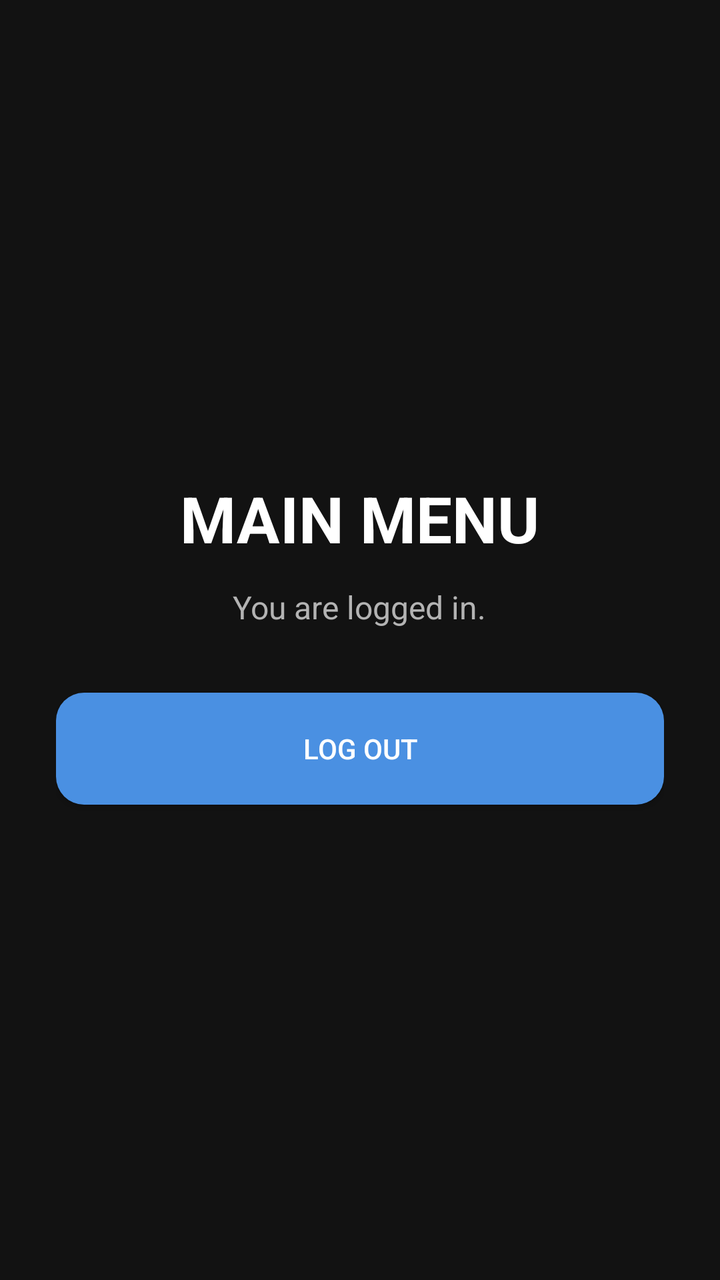
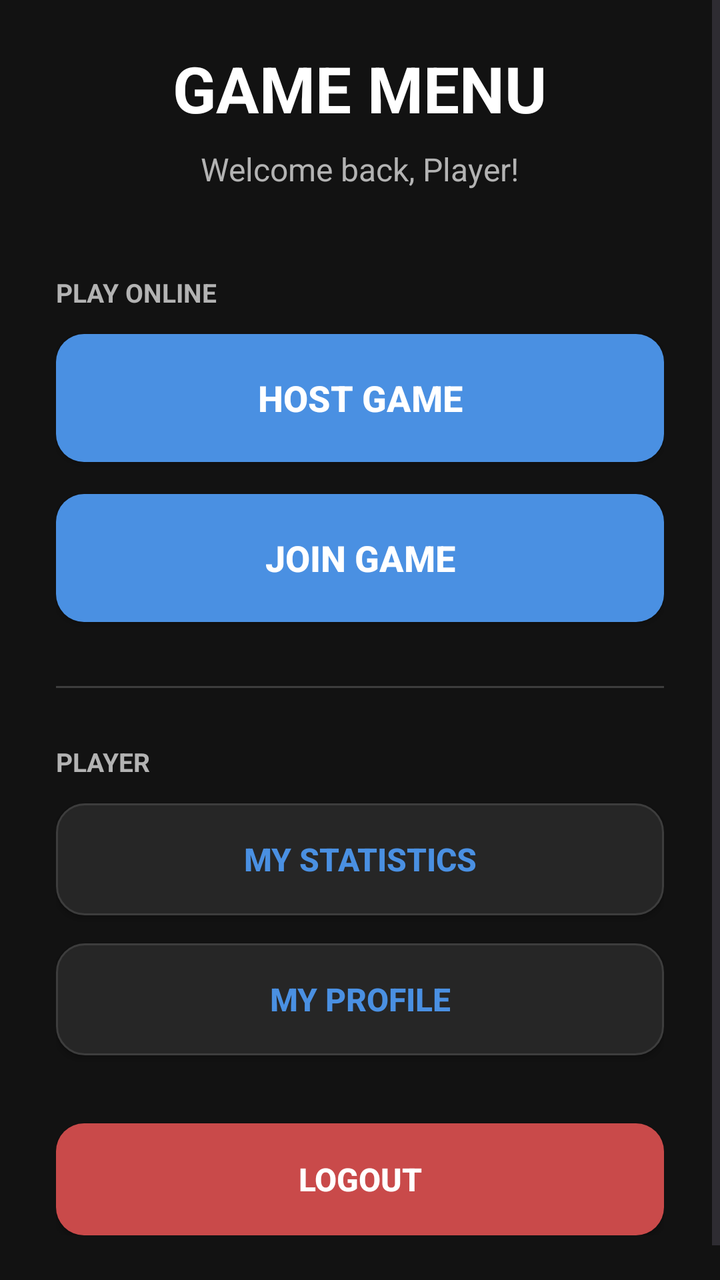

Screens rendered from an Android XML layout before and after an edit, with the pre-edit source and the edit as a unified diff.
<!-- AndroidManifest.xml: application theme Theme.HockeyGame -->
<!-- res/layout/activity_main_menu.xml -->
<?xml version="1.0" encoding="utf-8"?>
<LinearLayout xmlns:android="http://schemas.android.com/apk/res/android"
    android:layout_width="match_parent"
    android:layout_height="match_parent"
    android:background="@color/background_dark"
    android:gravity="center"
    android:orientation="vertical"
    android:padding="28dp">

    <TextView
        android:layout_width="wrap_content"
        android:layout_height="wrap_content"
        android:text="MAIN MENU"
        android:textColor="@color/text_primary"
        android:textSize="32sp"
        android:textStyle="bold" />

    <TextView
        android:layout_width="wrap_content"
        android:layout_height="wrap_content"
        android:layout_marginTop="12dp"
        android:text="You are logged in."
        android:textColor="@color/text_secondary"
        android:textSize="16sp" />

    <Button
        android:id="@+id/buttonLogout"
        android:layout_width="match_parent"
        android:layout_height="56dp"
        android:layout_marginTop="32dp"
        android:background="@drawable/button_primary"
        android:text="LOG OUT"
        android:textColor="@color/text_primary" />

</LinearLayout>
<!-- resources referenced by this layout -->
<resources>
  <color name="background_dark">#121212</color>
  <color name="text_primary">#FFFFFF</color>
  <color name="text_secondary">#B3B3B3</color>
  <!-- drawable button_primary (drawable) -->
  <?xml version="1.0" encoding="utf-8"?>
  <selector xmlns:android="http://schemas.android.com/apk/res/android">
  
      <item android:state_pressed="true">
          <shape android:shape="rectangle">
              <solid android:color="@color/primary_blue_dark" />
              <corners android:radius="14dp" />
          </shape>
      </item>
  
      <item>
          <shape android:shape="rectangle">
              <solid android:color="@color/primary_blue" />
              <corners android:radius="14dp" />
          </shape>
      </item>
  
  </selector>
  <style name="Theme.HockeyGame" parent="Base.Theme.HockeyGame" />
  <color name="primary_blue_dark">#357ABD</color>
  <color name="primary_blue">#4A90E2</color>
  <style name="Base.Theme.HockeyGame" parent="Theme.Material3.DayNight.NoActionBar">
          
          
      </style>
</resources>

<!-- the commit's change to res/layout/activity_main_menu.xml (unified diff, before → after) -->
@@ -1,35 +1,123 @@
 <?xml version="1.0" encoding="utf-8"?>
-<LinearLayout xmlns:android="http://schemas.android.com/apk/res/android"
+<ScrollView xmlns:android="http://schemas.android.com/apk/res/android"
     android:layout_width="match_parent"
     android:layout_height="match_parent"
     android:background="@color/background_dark"
-    android:gravity="center"
-    android:orientation="vertical"
-    android:padding="28dp">
+    android:fillViewport="true">
 
-    <TextView
-        android:layout_width="wrap_content"
+    <LinearLayout
+        android:layout_width="match_parent"
         android:layout_height="wrap_content"
-        android:text="MAIN MENU"
-        android:textColor="@color/text_primary"
-        android:textSize="32sp"
-        android:textStyle="bold" />
+        android:layout_gravity="center_vertical"
+        android:orientation="vertical"
+        android:paddingStart="28dp"
+        android:paddingTop="40dp"
+        android:paddingEnd="28dp"
+        android:paddingBottom="40dp">
 
-    <TextView
-        android:layout_width="wrap_content"
-        android:layout_height="wrap_content"
-        android:layout_marginTop="12dp"
-        android:text="You are logged in."
-        android:textColor="@color/text_secondary"
-        android:textSize="16sp" />
+        <TextView
+            android:layout_width="wrap_content"
+            android:layout_height="wrap_content"
+            android:layout_gravity="center_horizontal"
+            android:text="GAME MENU"
+            android:textColor="@color/text_primary"
+            android:textSize="32sp"
+            android:textStyle="bold" />
 
-    <Button
-        android:id="@+id/buttonLogout"
-        android:layout_width="match_parent"
-        android:layout_height="56dp"
-        android:layout_marginTop="32dp"
-        android:background="@drawable/button_primary"
-        android:text="LOG OUT"
-        android:textColor="@color/text_primary" />
+        <TextView
+            android:id="@+id/textViewWelcome"
+            android:layout_width="wrap_content"
+            android:layout_height="wrap_content"
+            android:layout_gravity="center_horizontal"
+            android:layout_marginTop="8dp"
+            android:text="Welcome back, Player!"
+            android:textColor="@color/text_secondary"
+            android:textSize="16sp" />
 
-</LinearLayout>
+        <TextView
+            android:layout_width="wrap_content"
+            android:layout_height="wrap_content"
+            android:layout_marginTop="42dp"
+            android:text="PLAY ONLINE"
+            android:textColor="@color/text_secondary"
+            android:textSize="13sp"
+            android:textStyle="bold" />
+
+        <Button
+            android:id="@+id/buttonHostGame"
+            android:layout_width="match_parent"
+            android:layout_height="64dp"
+            android:layout_marginTop="12dp"
+            android:background="@drawable/button_primary"
+            android:text="HOST GAME"
+            android:textAllCaps="false"
+            android:textColor="@color/text_primary"
+            android:textSize="18sp"
+            android:textStyle="bold" />
+
+        <Button
+            android:id="@+id/buttonJoinGame"
+            android:layout_width="match_parent"
+            android:layout_height="64dp"
+            android:layout_marginTop="16dp"
+            android:background="@drawable/button_primary"
+            android:text="JOIN GAME"
+            android:textAllCaps="false"
+            android:textColor="@color/text_primary"
+            android:textSize="18sp"
+            android:textStyle="bold" />
+
+        <View
+            android:layout_width="match_parent"
+            android:layout_height="1dp"
+            android:layout_marginTop="32dp"
+            android:background="@color/input_stroke" />
+
+        <TextView
+            android:layout_width="wrap_content"
+            android:layout_height="wrap_content"
+            android:layout_marginTop="28dp"
+            android:text="PLAYER"
+            android:textColor="@color/text_secondary"
+            android:textSize="13sp"
+            android:textStyle="bold" />
+
+        <Button
+            android:id="@+id/buttonStatistics"
+            android:layout_width="match_parent"
+            android:layout_height="56dp"
+            android:layout_marginTop="12dp"
+            android:background="@drawable/input_background"
+            android:text="MY STATISTICS"
+            android:textAllCaps="false"
+            android:textColor="@color/primary_blue"
+            android:textSize="16sp"
+            android:textStyle="bold" />
+
+        <Button
+            android:id="@+id/buttonProfile"
+            android:layout_width="match_parent"
+            android:layout_height="56dp"
+            android:layout_marginTop="14dp"
+            android:background="@drawable/input_background"
+            android:text="MY PROFILE"
+            android:textAllCaps="false"
+            android:textColor="@color/primary_blue"
+            android:textSize="16sp"
+            android:textStyle="bold" />
+
+        <Button
+            android:id="@+id/buttonLogout"
+            android:layout_width="match_parent"
+            android:layout_height="56dp"
+            android:layout_marginTop="34dp"
+            android:background="@drawable/button_logout"
+            android:text="LOGOUT"
+            android:textAllCaps="false"
+            android:textColor="@color/text_primary"
+            android:textSize="16sp"
+            android:textStyle="bold" />
+
+    </LinearLayout>
+
+</ScrollView>
<!-- resource entries referenced after the edit -->
@@ -1,8 +1,29 @@
 <!-- resources referenced by this layout -->
 <resources>
   <color name="background_dark">#121212</color>
+  <color name="input_stroke">#3D3D3D</color>
+  <color name="primary_blue">#4A90E2</color>
   <color name="text_primary">#FFFFFF</color>
   <color name="text_secondary">#B3B3B3</color>
+  <!-- drawable button_logout (drawable) -->
+  <?xml version="1.0" encoding="utf-8"?>
+  <selector xmlns:android="http://schemas.android.com/apk/res/android">
+  
+      <item android:state_pressed="true">
+          <shape android:shape="rectangle">
+              <solid android:color="@color/logout_red_pressed" />
+              <corners android:radius="14dp" />
+          </shape>
+      </item>
+  
+      <item>
+          <shape android:shape="rectangle">
+              <solid android:color="@color/logout_red" />
+              <corners android:radius="14dp" />
+          </shape>
+      </item>
+  
+  </selector>
   <!-- drawable button_primary (drawable) -->
   <?xml version="1.0" encoding="utf-8"?>
   <selector xmlns:android="http://schemas.android.com/apk/res/android">
@@ -22,9 +43,52 @@
       </item>
   
   </selector>
+  <!-- drawable input_background (drawable) -->
+  <?xml version="1.0" encoding="utf-8"?>
+  <selector xmlns:android="http://schemas.android.com/apk/res/android">
+  
+      <item android:state_focused="true">
+          <shape android:shape="rectangle">
+              <solid android:color="@color/input_background" />
+  
+              <stroke
+                  android:width="2dp"
+                  android:color="@color/primary_blue" />
+  
+              <corners android:radius="14dp" />
+  
+              <padding
+                  android:left="16dp"
+                  android:top="4dp"
+                  android:right="16dp"
+                  android:bottom="4dp" />
+          </shape>
+      </item>
+  
+      <item>
+          <shape android:shape="rectangle">
+              <solid android:color="@color/input_background" />
+  
+              <stroke
+                  android:width="1dp"
+                  android:color="@color/input_stroke" />
+  
+              <corners android:radius="14dp" />
+  
+              <padding
+                  android:left="16dp"
+                  android:top="4dp"
+                  android:right="16dp"
+                  android:bottom="4dp" />
+          </shape>
+      </item>
+  
+  </selector>
   <style name="Theme.HockeyGame" parent="Base.Theme.HockeyGame" />
+  <color name="logout_red_pressed">#A83C3C</color>
+  <color name="logout_red">#C94A4A</color>
   <color name="primary_blue_dark">#357ABD</color>
-  <color name="primary_blue">#4A90E2</color>
+  <color name="input_background">#262626</color>
   <style name="Base.Theme.HockeyGame" parent="Theme.Material3.DayNight.NoActionBar">
           
           
